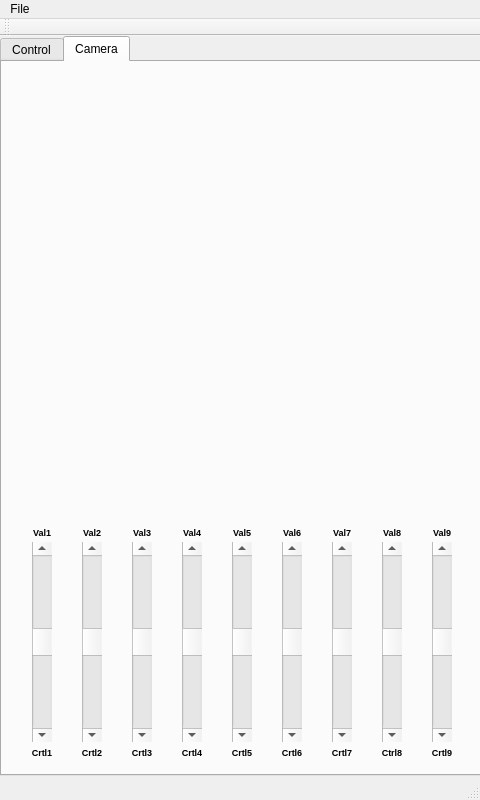
First picture: the form in mainwindow_debug.ui, repository changfrancis/RaspberryPiCode, before the edit.
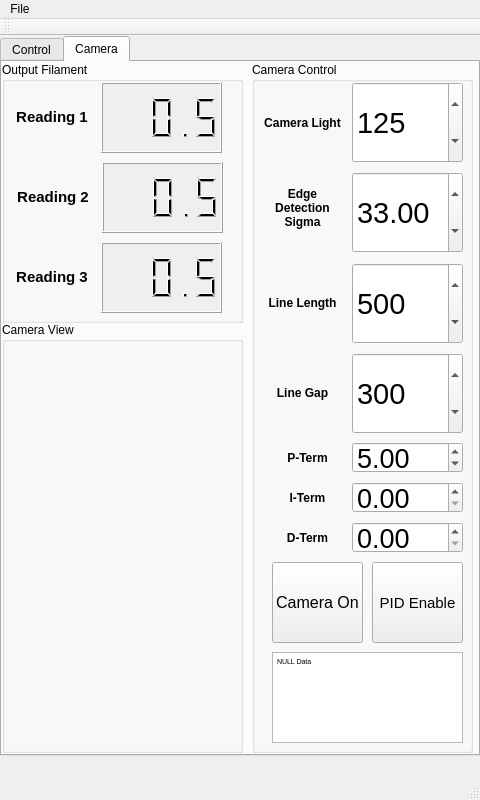
Second picture: the form after the edit. Icons and pictures are not drawn.

Diff of the .ui file:
```diff
--- a/mainwindow_debug.ui
+++ b/mainwindow_debug.ui
@@ -31,8 +31,8 @@
      <rect>
       <x>0</x>
       <y>0</y>
-      <width>481</width>
-      <height>740</height>
+      <width>480</width>
+      <height>720</height>
      </rect>
     </property>
     <property name="sizePolicy">
@@ -808,28 +808,214 @@
      <attribute name="title">
       <string>Camera</string>
      </attribute>
-     <widget class="QLabel" name="labelPic1">
+     <widget class="QGroupBox" name="boxOutputfilament">
       <property name="geometry">
        <rect>
+        <x>0</x>
+        <y>0</y>
+        <width>241</width>
+        <height>261</height>
+       </rect>
+      </property>
+      <property name="title">
+       <string>Output Filament</string>
+      </property>
+      <widget class="QLabel" name="labelOutputDia1">
+       <property name="geometry">
+        <rect>
         <x>10</x>
-        <y>10</y>
-        <width>100</width>
-        <height>400</height>
-       </rect>
-      </property>
+         <y>30</y>
+         <width>80</width>
+         <height>50</height>
+        </rect>
+       </property>
+       <property name="font">
+        <font>
+         <pointsize>11</pointsize>
+         <weight>75</weight>
+         <bold>true</bold>
+        </font>
+       </property>
       <property name="text">
-       <string/>
-      </property>
-      <property name="pixmap">
-       <pixmap>../../../../../Public/Pictures/Sample Pictures/Desert.jpg</pixmap>
-      </property>
-     </widget>
-     <widget class="QLabel" name="labelPic2">
+        <string>Reading 1</string>
+       </property>
+       <property name="alignment">
+        <set>Qt::AlignCenter</set>
+       </property>
+       <property name="wordWrap">
+        <bool>true</bool>
+       </property>
+      </widget>
+      <widget class="QLCDNumber" name="lcdOutputDia1">
       <property name="geometry">
        <rect>
-        <x>130</x>
-        <y>10</y>
-        <width>100</width>
+         <x>99</x>
+         <y>20</y>
+         <width>121</width>
+         <height>71</height>
+        </rect>
+       </property>
+       <property name="font">
+        <font>
+         <family>MS Shell Dlg 2</family>
+        </font>
+       </property>
+       <property name="layoutDirection">
+        <enum>Qt::LeftToRight</enum>
+       </property>
+       <property name="autoFillBackground">
+        <bool>true</bool>
+       </property>
+       <property name="smallDecimalPoint">
+        <bool>false</bool>
+       </property>
+       <property name="digitCount">
+        <number>5</number>
+       </property>
+       <property name="segmentStyle">
+        <enum>QLCDNumber::Filled</enum>
+       </property>
+       <property name="value" stdset="0">
+        <double>0.500000000000000</double>
+       </property>
+      </widget>
+      <widget class="QLabel" name="labelOutputDia2">
+       <property name="geometry">
+        <rect>
+         <x>11</x>
+         <y>110</y>
+         <width>80</width>
+         <height>50</height>
+        </rect>
+       </property>
+       <property name="font">
+        <font>
+         <pointsize>11</pointsize>
+         <weight>75</weight>
+         <bold>true</bold>
+        </font>
+       </property>
+       <property name="text">
+        <string>Reading 2</string>
+       </property>
+       <property name="alignment">
+        <set>Qt::AlignCenter</set>
+       </property>
+       <property name="wordWrap">
+        <bool>true</bool>
+       </property>
+      </widget>
+      <widget class="QLCDNumber" name="lcdOutputDia2">
+       <property name="geometry">
+        <rect>
+         <x>100</x>
+         <y>100</y>
+         <width>121</width>
+         <height>71</height>
+        </rect>
+       </property>
+       <property name="font">
+        <font>
+         <family>MS Shell Dlg 2</family>
+        </font>
+       </property>
+       <property name="layoutDirection">
+        <enum>Qt::LeftToRight</enum>
+       </property>
+       <property name="autoFillBackground">
+        <bool>true</bool>
+       </property>
+       <property name="smallDecimalPoint">
+        <bool>false</bool>
+       </property>
+       <property name="digitCount">
+        <number>5</number>
+       </property>
+       <property name="segmentStyle">
+        <enum>QLCDNumber::Filled</enum>
+       </property>
+       <property name="value" stdset="0">
+        <double>0.500000000000000</double>
+       </property>
+      </widget>
+      <widget class="QLCDNumber" name="lcdOutputDia3">
+       <property name="geometry">
+        <rect>
+         <x>99</x>
+         <y>180</y>
+         <width>121</width>
+         <height>71</height>
+        </rect>
+       </property>
+       <property name="font">
+        <font>
+         <family>MS Shell Dlg 2</family>
+        </font>
+       </property>
+       <property name="layoutDirection">
+        <enum>Qt::LeftToRight</enum>
+       </property>
+       <property name="autoFillBackground">
+        <bool>true</bool>
+       </property>
+       <property name="smallDecimalPoint">
+        <bool>false</bool>
+       </property>
+       <property name="digitCount">
+        <number>5</number>
+       </property>
+       <property name="segmentStyle">
+        <enum>QLCDNumber::Filled</enum>
+       </property>
+       <property name="value" stdset="0">
+        <double>0.500000000000000</double>
+       </property>
+      </widget>
+      <widget class="QLabel" name="labelOutputDia3">
+       <property name="geometry">
+        <rect>
+         <x>10</x>
+         <y>190</y>
+         <width>80</width>
+         <height>50</height>
+        </rect>
+       </property>
+       <property name="font">
+        <font>
+         <pointsize>11</pointsize>
+         <weight>75</weight>
+         <bold>true</bold>
+        </font>
+       </property>
+       <property name="text">
+        <string>Reading 3</string>
+       </property>
+       <property name="alignment">
+        <set>Qt::AlignCenter</set>
+       </property>
+       <property name="wordWrap">
+        <bool>true</bool>
+       </property>
+      </widget>
+     </widget>
+     <widget class="QGroupBox" name="boxCameraview">
+      <property name="geometry">
+       <rect>
+        <x>0</x>
+        <y>260</y>
+        <width>241</width>
+        <height>431</height>
+       </rect>
+      </property>
+      <property name="title">
+       <string>Camera View</string>
+      </property>
+      <widget class="QLabel" name="label">
+       <property name="geometry">
+        <rect>
+         <x>5</x>
+         <y>20</y>
+         <width>225</width>
         <height>400</height>
        </rect>
       </property>
@@ -837,257 +1023,67 @@
        <string/>
       </property>
       <property name="pixmap">
-       <pixmap>../../../../../Public/Pictures/Sample Pictures/Desert.jpg</pixmap>
-      </property>
-     </widget>
-     <widget class="QLabel" name="labelPic3">
+        <pixmap>../../../../../Public/Pictures/Sample Pictures/Koala.jpg</pixmap>
+       </property>
+       <property name="scaledContents">
+        <bool>true</bool>
+       </property>
+      </widget>
+     </widget>
+     <widget class="QGroupBox" name="boxCameracontol">
       <property name="geometry">
        <rect>
         <x>250</x>
-        <y>10</y>
-        <width>100</width>
-        <height>400</height>
+        <y>0</y>
+        <width>221</width>
+        <height>691</height>
        </rect>
       </property>
-      <property name="text">
-       <string/>
+      <property name="title">
+       <string>Camera Control</string>
       </property>
-      <property name="pixmap">
-       <pixmap>../../../../../Public/Pictures/Sample Pictures/Desert.jpg</pixmap>
-      </property>
-     </widget>
-     <widget class="QLabel" name="labelPic4">
+      <widget class="QSpinBox" name="spinCameralight">
       <property name="geometry">
        <rect>
-        <x>370</x>
-        <y>10</y>
-        <width>100</width>
-        <height>400</height>
-       </rect>
-      </property>
-      <property name="text">
-       <string/>
-      </property>
-      <property name="pixmap">
-       <pixmap>../../../../../Public/Pictures/Sample Pictures/Desert.jpg</pixmap>
-      </property>
-     </widget>
-     <widget class="QScrollBar" name="scrollControl1">
-      <property name="geometry">
-       <rect>
-        <x>30</x>
-        <y>480</y>
-        <width>20</width>
-        <height>200</height>
-       </rect>
-      </property>
+         <x>100</x>
+         <y>20</y>
+         <width>111</width>
+         <height>81</height>
+        </rect>
+       </property>
+       <property name="font">
+        <font>
+         <pointsize>22</pointsize>
+        </font>
+       </property>
       <property name="maximum">
-       <number>100</number>
-      </property>
-      <property name="value">
-       <number>50</number>
-      </property>
-      <property name="orientation">
-       <enum>Qt::Vertical</enum>
-      </property>
-      <property name="invertedControls">
-       <bool>false</bool>
-      </property>
-     </widget>
-     <widget class="QScrollBar" name="scrollControl2">
-      <property name="geometry">
-       <rect>
-        <x>80</x>
-        <y>480</y>
-        <width>20</width>
-        <height>200</height>
-       </rect>
-      </property>
-      <property name="maximum">
-       <number>100</number>
-      </property>
+        <number>255</number>
+       </property>
+       <property name="singleStep">
+        <number>5</number>
+       </property>
       <property name="value">
-       <number>50</number>
-      </property>
-      <property name="orientation">
-       <enum>Qt::Vertical</enum>
-      </property>
-      <property name="invertedControls">
-       <bool>false</bool>
-      </property>
-     </widget>
-     <widget class="QScrollBar" name="scrollControl3">
+        <number>125</number>
+       </property>
+      </widget>
+      <widget class="QLabel" name="labelCameralight">
       <property name="geometry">
        <rect>
-        <x>130</x>
-        <y>480</y>
-        <width>20</width>
-        <height>200</height>
-       </rect>
-      </property>
-      <property name="maximum">
-       <number>100</number>
-      </property>
-      <property name="value">
-       <number>50</number>
-      </property>
-      <property name="orientation">
-       <enum>Qt::Vertical</enum>
-      </property>
-      <property name="invertedControls">
-       <bool>false</bool>
-      </property>
-     </widget>
-     <widget class="QScrollBar" name="scrollControl4">
-      <property name="geometry">
-       <rect>
-        <x>180</x>
-        <y>480</y>
-        <width>20</width>
-        <height>200</height>
-       </rect>
-      </property>
-      <property name="maximum">
-       <number>100</number>
-      </property>
-      <property name="value">
-       <number>50</number>
-      </property>
-      <property name="orientation">
-       <enum>Qt::Vertical</enum>
-      </property>
-      <property name="invertedControls">
-       <bool>false</bool>
-      </property>
-     </widget>
-     <widget class="QScrollBar" name="scrollControl5">
-      <property name="geometry">
-       <rect>
-        <x>230</x>
-        <y>480</y>
-        <width>20</width>
-        <height>200</height>
-       </rect>
-      </property>
-      <property name="maximum">
-       <number>100</number>
-      </property>
-      <property name="value">
-       <number>50</number>
-      </property>
-      <property name="orientation">
-       <enum>Qt::Vertical</enum>
-      </property>
-      <property name="invertedControls">
-       <bool>false</bool>
-      </property>
-     </widget>
-     <widget class="QScrollBar" name="scrollControl6">
-      <property name="geometry">
-       <rect>
-        <x>280</x>
-        <y>480</y>
-        <width>20</width>
-        <height>200</height>
-       </rect>
-      </property>
-      <property name="maximum">
-       <number>100</number>
-      </property>
-      <property name="value">
-       <number>50</number>
-      </property>
-      <property name="orientation">
-       <enum>Qt::Vertical</enum>
-      </property>
-      <property name="invertedControls">
-       <bool>false</bool>
-      </property>
-     </widget>
-     <widget class="QScrollBar" name="scrollControl7">
-      <property name="geometry">
-       <rect>
-        <x>330</x>
-        <y>480</y>
-        <width>20</width>
-        <height>200</height>
-       </rect>
-      </property>
-      <property name="maximum">
-       <number>100</number>
-      </property>
-      <property name="value">
-       <number>50</number>
-      </property>
-      <property name="orientation">
-       <enum>Qt::Vertical</enum>
-      </property>
-      <property name="invertedControls">
-       <bool>false</bool>
-      </property>
-     </widget>
-     <widget class="QScrollBar" name="scrollControl8">
-      <property name="geometry">
-       <rect>
-        <x>380</x>
-        <y>480</y>
-        <width>20</width>
-        <height>200</height>
-       </rect>
-      </property>
-      <property name="maximum">
-       <number>100</number>
-      </property>
-      <property name="value">
-       <number>50</number>
-      </property>
-      <property name="orientation">
-       <enum>Qt::Vertical</enum>
-      </property>
-      <property name="invertedControls">
-       <bool>false</bool>
-      </property>
-     </widget>
-     <widget class="QScrollBar" name="scrollControl9">
-      <property name="geometry">
-       <rect>
-        <x>430</x>
-        <y>480</y>
-        <width>20</width>
-        <height>200</height>
-       </rect>
-      </property>
-      <property name="maximum">
-       <number>100</number>
-      </property>
-      <property name="value">
-       <number>50</number>
-      </property>
-      <property name="orientation">
-       <enum>Qt::Vertical</enum>
-      </property>
-      <property name="invertedControls">
-       <bool>false</bool>
-      </property>
-     </widget>
-     <widget class="QLabel" name="labelControl1">
-      <property name="geometry">
-       <rect>
         <x>10</x>
-        <y>680</y>
-        <width>60</width>
-        <height>20</height>
+         <y>20</y>
+         <width>81</width>
+         <height>81</height>
        </rect>
       </property>
       <property name="font">
        <font>
-        <pointsize>7</pointsize>
+         <pointsize>9</pointsize>
         <weight>75</weight>
         <bold>true</bold>
        </font>
       </property>
       <property name="text">
-       <string>Crtl1</string>
+        <string>Camera Light</string>
       </property>
       <property name="alignment">
        <set>Qt::AlignCenter</set>
@@ -1096,24 +1092,24 @@
        <bool>true</bool>
       </property>
      </widget>
-     <widget class="QLabel" name="labelControl2">
+      <widget class="QLabel" name="labelLinelenght">
       <property name="geometry">
        <rect>
-        <x>60</x>
-        <y>680</y>
-        <width>60</width>
-        <height>20</height>
+         <x>10</x>
+         <y>200</y>
+         <width>81</width>
+         <height>81</height>
        </rect>
       </property>
       <property name="font">
        <font>
-        <pointsize>7</pointsize>
+         <pointsize>9</pointsize>
         <weight>75</weight>
         <bold>true</bold>
        </font>
       </property>
       <property name="text">
-       <string>Crtl2</string>
+        <string>Line Length</string>
       </property>
       <property name="alignment">
        <set>Qt::AlignCenter</set>
@@ -1122,24 +1118,24 @@
        <bool>true</bool>
       </property>
      </widget>
-     <widget class="QLabel" name="labelControl3">
+      <widget class="QLabel" name="labelEdgesigma">
       <property name="geometry">
        <rect>
-        <x>110</x>
-        <y>680</y>
-        <width>60</width>
-        <height>20</height>
+         <x>10</x>
+         <y>110</y>
+         <width>81</width>
+         <height>71</height>
        </rect>
       </property>
       <property name="font">
        <font>
-        <pointsize>7</pointsize>
+         <pointsize>9</pointsize>
         <weight>75</weight>
         <bold>true</bold>
        </font>
       </property>
       <property name="text">
-       <string>Crtl3</string>
+        <string>Edge Detection Sigma</string>
       </property>
       <property name="alignment">
        <set>Qt::AlignCenter</set>
@@ -1148,180 +1144,113 @@
        <bool>true</bool>
       </property>
      </widget>
-     <widget class="QLabel" name="labelControl4">
+      <widget class="QDoubleSpinBox" name="spinEdgesigma">
       <property name="geometry">
        <rect>
-        <x>160</x>
-        <y>680</y>
-        <width>60</width>
-        <height>20</height>
+         <x>100</x>
+         <y>110</y>
+         <width>111</width>
+         <height>81</height>
        </rect>
       </property>
       <property name="font">
        <font>
-        <pointsize>7</pointsize>
-        <weight>75</weight>
-        <bold>true</bold>
-       </font>
-      </property>
-      <property name="text">
-       <string>Crtl4</string>
-      </property>
-      <property name="alignment">
-       <set>Qt::AlignCenter</set>
-      </property>
-      <property name="wordWrap">
-       <bool>true</bool>
-      </property>
-     </widget>
-     <widget class="QLabel" name="labelControl5">
+         <pointsize>22</pointsize>
+        </font>
+       </property>
+       <property name="minimum">
+        <double>1.000000000000000</double>
+       </property>
+       <property name="value">
+        <double>33.000000000000000</double>
+       </property>
+      </widget>
+      <widget class="QPushButton" name="btnCamera">
       <property name="geometry">
        <rect>
-        <x>210</x>
-        <y>680</y>
-        <width>60</width>
-        <height>20</height>
+         <x>20</x>
+         <y>500</y>
+         <width>91</width>
+         <height>81</height>
        </rect>
       </property>
       <property name="font">
        <font>
-        <pointsize>7</pointsize>
-        <weight>75</weight>
-        <bold>true</bold>
+         <pointsize>12</pointsize>
+         <weight>50</weight>
+         <bold>false</bold>
        </font>
       </property>
       <property name="text">
-       <string>Crtl5</string>
-      </property>
-      <property name="alignment">
-       <set>Qt::AlignCenter</set>
-      </property>
-      <property name="wordWrap">
-       <bool>true</bool>
-      </property>
-     </widget>
-     <widget class="QLabel" name="labelControl6">
+        <string>Camera On</string>
+       </property>
+      </widget>
+      <widget class="QSpinBox" name="spinLinelenght">
       <property name="geometry">
        <rect>
-        <x>260</x>
-        <y>680</y>
-        <width>60</width>
-        <height>20</height>
+         <x>100</x>
+         <y>201</y>
+         <width>111</width>
+         <height>81</height>
        </rect>
       </property>
       <property name="font">
        <font>
-        <pointsize>7</pointsize>
-        <weight>75</weight>
-        <bold>true</bold>
-       </font>
-      </property>
-      <property name="text">
-       <string>Crtl6</string>
-      </property>
-      <property name="alignment">
-       <set>Qt::AlignCenter</set>
-      </property>
-      <property name="wordWrap">
-       <bool>true</bool>
-      </property>
-     </widget>
-     <widget class="QLabel" name="labelControl7">
+         <pointsize>22</pointsize>
+        </font>
+       </property>
+       <property name="maximum">
+        <number>1000</number>
+       </property>
+       <property name="singleStep">
+        <number>1</number>
+       </property>
+       <property name="value">
+        <number>500</number>
+       </property>
+      </widget>
+      <widget class="QSpinBox" name="spinLinegap">
       <property name="geometry">
        <rect>
-        <x>310</x>
-        <y>680</y>
-        <width>60</width>
-        <height>20</height>
+         <x>100</x>
+         <y>291</y>
+         <width>111</width>
+         <height>81</height>
        </rect>
       </property>
       <property name="font">
        <font>
-        <pointsize>7</pointsize>
-        <weight>75</weight>
-        <bold>true</bold>
-       </font>
-      </property>
-      <property name="text">
-       <string>Crtl7</string>
-      </property>
-      <property name="alignment">
-       <set>Qt::AlignCenter</set>
-      </property>
-      <property name="wordWrap">
-       <bool>true</bool>
-      </property>
-     </widget>
-     <widget class="QLabel" name="labelControl8">
+         <pointsize>22</pointsize>
+        </font>
+       </property>
+       <property name="maximum">
+        <number>1000</number>
+       </property>
+       <property name="singleStep">
+        <number>1</number>
+       </property>
+       <property name="value">
+        <number>300</number>
+       </property>
+      </widget>
+      <widget class="QLabel" name="labelLinegap">
       <property name="geometry">
        <rect>
-        <x>360</x>
-        <y>680</y>
-        <width>60</width>
-        <height>20</height>
-       </rect>
-      </property>
-      <property name="font">
-       <font>
-        <pointsize>7</pointsize>
-        <weight>75</weight>
-        <bold>true</bold>
-       </font>
-      </property>
-      <property name="text">
-       <string>Ctrl8</string>
-      </property>
-      <property name="alignment">
-       <set>Qt::AlignCenter</set>
-      </property>
-      <property name="wordWrap">
-       <bool>true</bool>
-      </property>
-     </widget>
-     <widget class="QLabel" name="labelControl9">
-      <property name="geometry">
-       <rect>
-        <x>410</x>
-        <y>680</y>
-        <width>60</width>
-        <height>20</height>
-       </rect>
-      </property>
-      <property name="font">
-       <font>
-        <pointsize>7</pointsize>
-        <weight>75</weight>
-        <bold>true</bold>
-       </font>
-      </property>
-      <property name="text">
-       <string>Crtl9</string>
-      </property>
-      <property name="alignment">
-       <set>Qt::AlignCenter</set>
-      </property>
-      <property name="wordWrap">
-       <bool>true</bool>
-      </property>
-     </widget>
-     <widget class="QLabel" name="labelCValue1">
-      <property name="geometry">
-       <rect>
         <x>10</x>
-        <y>460</y>
-        <width>60</width>
-        <height>20</height>
+         <y>290</y>
+         <width>81</width>
+         <height>81</height>
        </rect>
       </property>
       <property name="font">
        <font>
-        <pointsize>7</pointsize>
+         <pointsize>9</pointsize>
         <weight>75</weight>
         <bold>true</bold>
        </font>
       </property>
       <property name="text">
-       <string>Val1</string>
+        <string>Line Gap</string>
       </property>
       <property name="alignment">
        <set>Qt::AlignCenter</set>
@@ -1330,24 +1259,24 @@
        <bool>true</bool>
       </property>
      </widget>
-     <widget class="QLabel" name="labelCValue2">
+      <widget class="QLabel" name="labelCameraP">
       <property name="geometry">
        <rect>
-        <x>60</x>
-        <y>460</y>
-        <width>60</width>
-        <height>20</height>
+         <x>20</x>
+         <y>380</y>
+         <width>71</width>
+         <height>31</height>
        </rect>
       </property>
       <property name="font">
        <font>
-        <pointsize>7</pointsize>
+         <pointsize>9</pointsize>
         <weight>75</weight>
         <bold>true</bold>
        </font>
       </property>
       <property name="text">
-       <string>Val2</string>
+        <string>P-Term</string>
       </property>
       <property name="alignment">
        <set>Qt::AlignCenter</set>
@@ -1356,50 +1285,48 @@
        <bool>true</bool>
       </property>
      </widget>
-     <widget class="QLabel" name="labelCValue3">
+      <widget class="QDoubleSpinBox" name="spinCameraP">
       <property name="geometry">
        <rect>
-        <x>110</x>
-        <y>460</y>
-        <width>60</width>
-        <height>20</height>
+         <x>100</x>
+         <y>380</y>
+         <width>111</width>
+         <height>31</height>
        </rect>
       </property>
       <property name="font">
        <font>
-        <pointsize>7</pointsize>
-        <weight>75</weight>
-        <bold>true</bold>
-       </font>
-      </property>
-      <property name="text">
-       <string>Val3</string>
-      </property>
-      <property name="alignment">
-       <set>Qt::AlignCenter</set>
-      </property>
-      <property name="wordWrap">
-       <bool>true</bool>
-      </property>
-     </widget>
-     <widget class="QLabel" name="labelCValue4">
+         <pointsize>20</pointsize>
+        </font>
+       </property>
+       <property name="minimum">
+        <double>0.000000000000000</double>
+       </property>
+       <property name="singleStep">
+        <double>0.100000000000000</double>
+       </property>
+       <property name="value">
+        <double>5.000000000000000</double>
+       </property>
+      </widget>
+      <widget class="QLabel" name="labelCameraI">
       <property name="geometry">
        <rect>
-        <x>160</x>
-        <y>460</y>
-        <width>60</width>
-        <height>20</height>
+         <x>20</x>
+         <y>420</y>
+         <width>71</width>
+         <height>31</height>
        </rect>
       </property>
       <property name="font">
        <font>
-        <pointsize>7</pointsize>
+         <pointsize>9</pointsize>
         <weight>75</weight>
         <bold>true</bold>
        </font>
       </property>
       <property name="text">
-       <string>Val4</string>
+        <string>I-Term</string>
       </property>
       <property name="alignment">
        <set>Qt::AlignCenter</set>
@@ -1408,76 +1335,72 @@
        <bool>true</bool>
       </property>
      </widget>
-     <widget class="QLabel" name="labelCValue5">
+      <widget class="QDoubleSpinBox" name="spinCameraI">
       <property name="geometry">
        <rect>
-        <x>210</x>
-        <y>460</y>
-        <width>60</width>
-        <height>20</height>
+         <x>100</x>
+         <y>420</y>
+         <width>111</width>
+         <height>31</height>
        </rect>
       </property>
       <property name="font">
        <font>
-        <pointsize>7</pointsize>
-        <weight>75</weight>
-        <bold>true</bold>
-       </font>
-      </property>
-      <property name="text">
-       <string>Val5</string>
-      </property>
-      <property name="alignment">
-       <set>Qt::AlignCenter</set>
-      </property>
-      <property name="wordWrap">
-       <bool>true</bool>
-      </property>
-     </widget>
-     <widget class="QLabel" name="labelCValue6">
+         <pointsize>20</pointsize>
+        </font>
+       </property>
+       <property name="minimum">
+        <double>0.000000000000000</double>
+       </property>
+       <property name="singleStep">
+        <double>0.100000000000000</double>
+       </property>
+       <property name="value">
+        <double>0.000000000000000</double>
+       </property>
+      </widget>
+      <widget class="QDoubleSpinBox" name="spinCameraD">
       <property name="geometry">
        <rect>
-        <x>260</x>
+         <x>100</x>
         <y>460</y>
-        <width>60</width>
-        <height>20</height>
+         <width>111</width>
+         <height>31</height>
        </rect>
       </property>
       <property name="font">
        <font>
-        <pointsize>7</pointsize>
-        <weight>75</weight>
-        <bold>true</bold>
-       </font>
-      </property>
-      <property name="text">
-       <string>Val6</string>
-      </property>
-      <property name="alignment">
-       <set>Qt::AlignCenter</set>
-      </property>
-      <property name="wordWrap">
-       <bool>true</bool>
-      </property>
-     </widget>
-     <widget class="QLabel" name="labelCValue7">
+         <pointsize>20</pointsize>
+        </font>
+       </property>
+       <property name="minimum">
+        <double>0.000000000000000</double>
+       </property>
+       <property name="singleStep">
+        <double>0.100000000000000</double>
+       </property>
+       <property name="value">
+        <double>0.000000000000000</double>
+       </property>
+      </widget>
+      <widget class="QLabel" name="labelCameraD">
       <property name="geometry">
        <rect>
-        <x>310</x>
+         <x>20</x>
         <y>460</y>
-        <width>60</width>
-        <height>20</height>
+         <width>71</width>
+         <height>31</height>
        </rect>
       </property>
       <property name="font">
        <font>
-        <pointsize>7</pointsize>
+         <pointsize>9</pointsize>
         <weight>75</weight>
         <bold>true</bold>
        </font>
       </property>
       <property name="text">
-       <string>Val7</string>
+        <string>D-Term</string>
       </property>
       <property name="alignment">
        <set>Qt::AlignCenter</set>
@@ -1486,57 +1409,49 @@
        <bool>true</bool>
       </property>
      </widget>
-     <widget class="QLabel" name="labelCValue8">
+      <widget class="QPushButton" name="btnCameraPID">
       <property name="geometry">
        <rect>
-        <x>360</x>
-        <y>460</y>
-        <width>60</width>
-        <height>20</height>
+         <x>120</x>
+         <y>500</y>
+         <width>91</width>
+         <height>81</height>
        </rect>
       </property>
       <property name="font">
        <font>
-        <pointsize>7</pointsize>
-        <weight>75</weight>
-        <bold>true</bold>
+         <pointsize>11</pointsize>
+         <weight>50</weight>
+         <bold>false</bold>
        </font>
       </property>
       <property name="text">
-       <string>Val8</string>
-      </property>
-      <property name="alignment">
-       <set>Qt::AlignCenter</set>
-      </property>
-      <property name="wordWrap">
-       <bool>true</bool>
-      </property>
-     </widget>
-     <widget class="QLabel" name="labelCValue9">
+        <string>PID Enable</string>
+       </property>
+      </widget>
+      <widget class="QTextBrowser" name="textBrowser">
       <property name="geometry">
        <rect>
-        <x>410</x>
-        <y>460</y>
-        <width>60</width>
-        <height>20</height>
+         <x>20</x>
+         <y>590</y>
+         <width>191</width>
+         <height>91</height>
        </rect>
       </property>
       <property name="font">
        <font>
-        <pointsize>7</pointsize>
-        <weight>75</weight>
-        <bold>true</bold>
-       </font>
-      </property>
-      <property name="text">
-       <string>Val9</string>
-      </property>
-      <property name="alignment">
-       <set>Qt::AlignCenter</set>
-      </property>
-      <property name="wordWrap">
-       <bool>true</bool>
-      </property>
+         <pointsize>5</pointsize>
+        </font>
+       </property>
+       <property name="html">
+        <string>&lt;!DOCTYPE HTML PUBLIC &quot;-//W3C//DTD HTML 4.0//EN&quot; &quot;http://www.w3.org/TR/REC-html40/strict.dtd&quot;&gt;
+&lt;html&gt;&lt;head&gt;&lt;meta name=&quot;qrichtext&quot; content=&quot;1&quot; /&gt;&lt;style type=&quot;text/css&quot;&gt;
+p, li { white-space: pre-wrap; }
+&lt;/style&gt;&lt;/head&gt;&lt;body style=&quot; font-family:'MS Shell Dlg 2'; font-size:5pt; font-weight:400; font-style:normal;&quot;&gt;
+&lt;p style=&quot; margin-top:0px; margin-bottom:0px; margin-left:0px; margin-right:0px; -qt-block-indent:0; text-indent:0px;&quot;&gt;NULL Data&lt;/p&gt;
+&lt;p style=&quot;-qt-paragraph-type:empty; margin-top:0px; margin-bottom:0px; margin-left:0px; margin-right:0px; -qt-block-indent:0; text-indent:0px;&quot;&gt;&lt;br /&gt;&lt;/p&gt;&lt;/body&gt;&lt;/html&gt;</string>
+       </property>
+      </widget>
      </widget>
     </widget>
    </widget>
```
Lines whose indentation alone changed are shown as unchanged.
